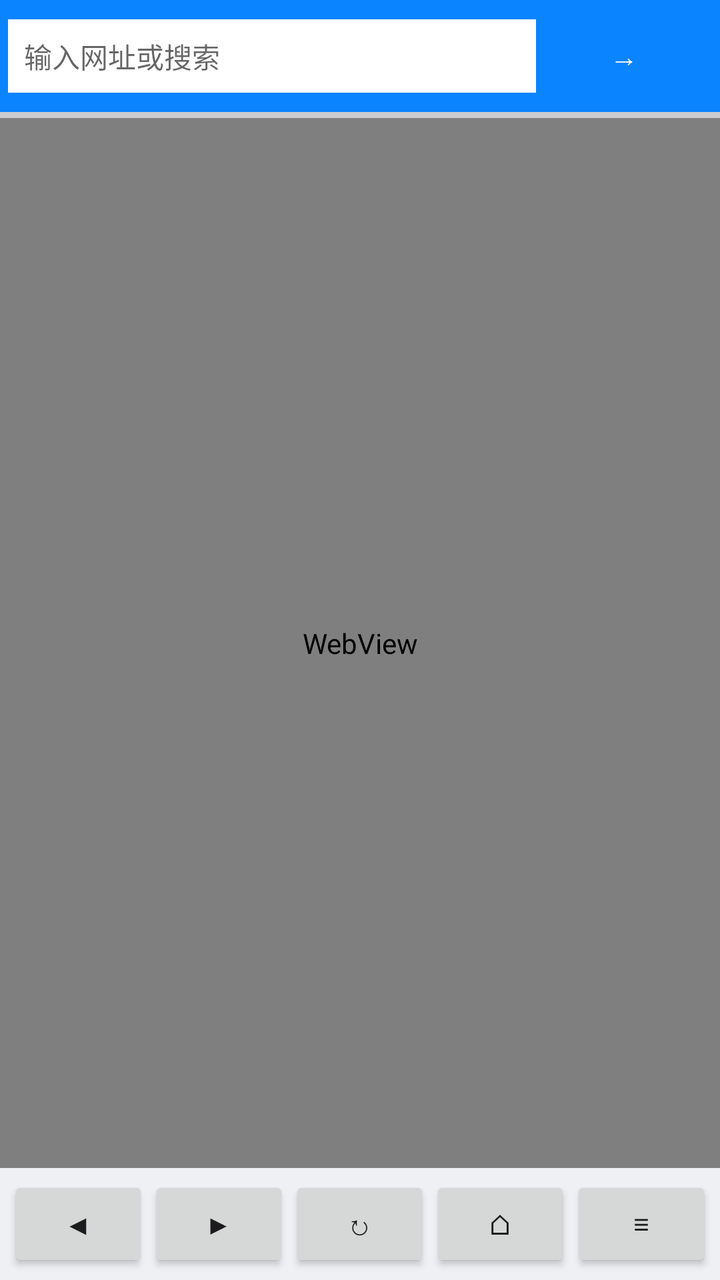
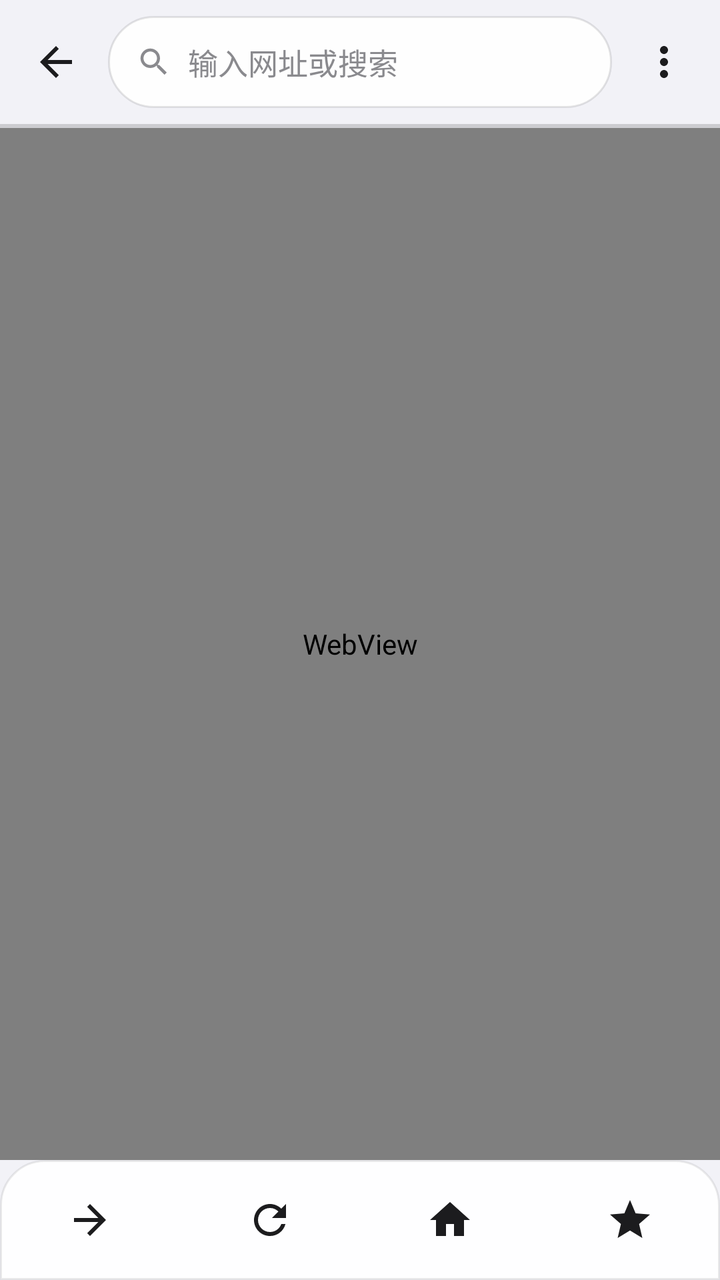

Two renders of the same Android screen: before a commit and after it. Below are the layout's source before the change and the commit's diff.
<!-- AndroidManifest.xml: application theme AppTheme -->
<!-- res/layout/activity_main.xml -->
<?xml version="1.0" encoding="utf-8"?>
<LinearLayout xmlns:android="http://schemas.android.com/apk/res/android"
    android:layout_width="match_parent"
    android:layout_height="match_parent"
    android:orientation="vertical">

    <LinearLayout
        android:layout_width="match_parent"
        android:layout_height="wrap_content"
        android:orientation="horizontal"
        android:background="@color/primary"
        android:padding="4dp">

        <EditText
            android:id="@+id/url_bar"
            android:layout_width="0dp"
            android:layout_height="wrap_content"
            android:layout_weight="1"
            android:hint="@string/hint_url"
            android:inputType="textUri"
            android:imeOptions="actionGo"
            android:singleLine="true"
            android:background="@color/white"
            android:padding="8dp"
            android:textSize="14sp" />

        <Button
            android:id="@+id/btn_go"
            android:layout_width="wrap_content"
            android:layout_height="wrap_content"
            android:text="→"
            android:textColor="@color/white"
            android:background="?android:attr/selectableItemBackground" />
    </LinearLayout>

    <ProgressBar
        android:id="@+id/progress"
        style="?android:attr/progressBarStyleHorizontal"
        android:layout_width="match_parent"
        android:layout_height="3dp"
        android:max="100" />

    <WebView
        android:id="@+id/webview"
        android:layout_width="match_parent"
        android:layout_height="0dp"
        android:layout_weight="1" />

    <LinearLayout
        android:layout_width="match_parent"
        android:layout_height="wrap_content"
        android:orientation="horizontal"
        android:background="@color/bg_dark"
        android:padding="4dp">

        <Button
            android:id="@+id/btn_back"
            android:layout_width="0dp"
            android:layout_height="wrap_content"
            android:layout_weight="1"
            android:text="◀" />

        <Button
            android:id="@+id/btn_forward"
            android:layout_width="0dp"
            android:layout_height="wrap_content"
            android:layout_weight="1"
            android:text="▶" />

        <Button
            android:id="@+id/btn_refresh"
            android:layout_width="0dp"
            android:layout_height="wrap_content"
            android:layout_weight="1"
            android:text="↻" />

        <Button
            android:id="@+id/btn_home"
            android:layout_width="0dp"
            android:layout_height="wrap_content"
            android:layout_weight="1"
            android:text="⌂" />

        <Button
            android:id="@+id/btn_menu"
            android:layout_width="0dp"
            android:layout_height="wrap_content"
            android:layout_weight="1"
            android:text="≡" />
    </LinearLayout>
</LinearLayout>
<!-- resources referenced by this layout -->
<resources>
  <color name="bg_dark">#EEF0F4</color>
  <color name="white">#FFFFFF</color>
  <!-- unchanged entries left out for length: 6 -->
</resources>

<!-- the commit's change to res/layout/activity_main.xml (unified diff, before → after) -->
@@ -1,44 +1,77 @@
 <?xml version="1.0" encoding="utf-8"?>
 <LinearLayout xmlns:android="http://schemas.android.com/apk/res/android"
+    android:id="@+id/root"
     android:layout_width="match_parent"
     android:layout_height="match_parent"
-    android:orientation="vertical">
+    android:orientation="vertical"
+    android:background="@color/bg">
 
     <LinearLayout
+        android:id="@+id/address_bar"
         android:layout_width="match_parent"
         android:layout_height="wrap_content"
         android:orientation="horizontal"
-        android:background="@color/primary"
-        android:padding="4dp">
+        android:gravity="center_vertical"
+        android:paddingStart="6dp"
+        android:paddingEnd="6dp"
+        android:paddingTop="8dp"
+        android:paddingBottom="8dp">
 
-        <EditText
-            android:id="@+id/url_bar"
+        <ImageButton
+            android:id="@+id/btn_back"
+            style="@style/GlassIconButton"
+            android:src="@drawable/ic_back"
+            android:contentDescription="@string/back" />
+
+        <LinearLayout
             android:layout_width="0dp"
-            android:layout_height="wrap_content"
+            android:layout_height="46dp"
             android:layout_weight="1"
-            android:hint="@string/hint_url"
-            android:inputType="textUri"
-            android:imeOptions="actionGo"
-            android:singleLine="true"
-            android:background="@color/white"
-            android:padding="8dp"
-            android:textSize="14sp" />
+            android:layout_marginStart="4dp"
+            android:layout_marginEnd="4dp"
+            android:gravity="center_vertical"
+            android:background="@drawable/bg_url_bar"
+            android:paddingStart="14dp"
+            android:paddingEnd="14dp">
 
-        <Button
-            android:id="@+id/btn_go"
-            android:layout_width="wrap_content"
-            android:layout_height="wrap_content"
-            android:text="→"
-            android:textColor="@color/white"
-            android:background="?android:attr/selectableItemBackground" />
+            <ImageView
+                android:layout_width="18dp"
+                android:layout_height="18dp"
+                android:src="@drawable/ic_search"
+                android:tint="@color/text_secondary"
+                android:contentDescription="@null" />
+
+            <EditText
+                android:id="@+id/url_bar"
+                android:layout_width="0dp"
+                android:layout_height="match_parent"
+                android:layout_weight="1"
+                android:layout_marginStart="8dp"
+                android:hint="@string/hint_url"
+                android:textSize="15sp"
+                android:textColor="@color/text"
+                android:textColorHint="@color/text_secondary"
+                android:background="@null"
+                android:singleLine="true"
+                android:imeOptions="actionGo"
+                android:inputType="textUri"
+                android:importantForAutofill="no" />
+        </LinearLayout>
+
+        <ImageButton
+            android:id="@+id/btn_menu"
+            style="@style/GlassIconButton"
+            android:src="@drawable/ic_more"
+            android:contentDescription="@string/settings" />
     </LinearLayout>
 
     <ProgressBar
         android:id="@+id/progress"
         style="?android:attr/progressBarStyleHorizontal"
         android:layout_width="match_parent"
-        android:layout_height="3dp"
-        android:max="100" />
+        android:layout_height="2dp"
+        android:max="100"
+        android:progressTint="@color/primary" />
 
     <WebView
         android:id="@+id/webview"
@@ -47,45 +80,45 @@
         android:layout_weight="1" />
 
     <LinearLayout
+        android:id="@+id/toolbar"
         android:layout_width="match_parent"
         android:layout_height="wrap_content"
         android:orientation="horizontal"
-        android:background="@color/bg_dark"
-        android:padding="4dp">
+        android:gravity="center_vertical"
+        android:background="@drawable/bg_bottom_bar"
+        android:paddingTop="8dp"
+        android:paddingBottom="8dp">
 
-        <Button
-            android:id="@+id/btn_back"
+        <ImageButton
+            android:id="@+id/btn_forward"
+            style="@style/GlassIconButton"
             android:layout_width="0dp"
-            android:layout_height="wrap_content"
             android:layout_weight="1"
-            android:text="◀" />
+            android:src="@drawable/ic_forward"
+            android:contentDescription="@string/forward" />
 
-        <Button
-            android:id="@+id/btn_forward"
+        <ImageButton
+            android:id="@+id/btn_refresh"
+            style="@style/GlassIconButton"
             android:layout_width="0dp"
-            android:layout_height="wrap_content"
             android:layout_weight="1"
-            android:text="▶" />
+            android:src="@drawable/ic_refresh"
+            android:contentDescription="@string/refresh" />
 
-        <Button
-            android:id="@+id/btn_refresh"
+        <ImageButton
+            android:id="@+id/btn_home"
+            style="@style/GlassIconButton"
             android:layout_width="0dp"
-            android:layout_height="wrap_content"
             android:layout_weight="1"
-            android:text="↻" />
+            android:src="@drawable/ic_home"
+            android:contentDescription="@string/home" />
 
-        <Button
-            android:id="@+id/btn_home"
+        <ImageButton
+            android:id="@+id/btn_star"
+            style="@style/GlassIconButton"
             android:layout_width="0dp"
-            android:layout_height="wrap_content"
             android:layout_weight="1"
-            android:text="⌂" />
-
-        <Button
-            android:id="@+id/btn_menu"
-            android:layout_width="0dp"
-            android:layout_height="wrap_content"
-            android:layout_weight="1"
-            android:text="≡" />
+            android:src="@drawable/ic_star"
+            android:contentDescription="@string/add_bookmark" />
     </LinearLayout>
 </LinearLayout>
<!-- resource entries referenced after the edit -->
@@ -1,7 +1,111 @@
 <!-- resources referenced by this layout -->
 <resources>
-  <color name="bg_dark">#EEF0F4</color>
-  <color name="white">#FFFFFF</color>
+  <color name="text_secondary">#8A8A8E</color>
+  <!-- drawable bg_bottom_bar (drawable) -->
+  <?xml version="1.0" encoding="utf-8"?>
+  <shape xmlns:android="http://schemas.android.com/apk/res/android"
+      android:shape="rectangle">
+      <solid android:color="#F2FFFFFF" />
+      <corners
+          android:topLeftRadius="22dp"
+          android:topRightRadius="22dp" />
+      <stroke
+          android:width="1dp"
+          android:color="#14000000" />
+  </shape>
+  <!-- drawable bg_url_bar (drawable) -->
+  <?xml version="1.0" encoding="utf-8"?>
+  <shape xmlns:android="http://schemas.android.com/apk/res/android"
+      android:shape="rectangle">
+      <solid android:color="#E6FFFFFF" />
+      <corners android:radius="24dp" />
+      <stroke
+          android:width="1dp"
+          android:color="#1A000000" />
+  </shape>
+  <!-- drawable ic_back (drawable) -->
+  <vector xmlns:android="http://schemas.android.com/apk/res/android"
+      android:width="24dp"
+      android:height="24dp"
+      android:viewportWidth="24"
+      android:viewportHeight="24">
+      <path
+          android:fillColor="#FF000000"
+          android:pathData="M20,11H7.83l5.59,-5.59L12,4l-8,8 8,8 1.41,-1.41L7.83,13H20v-2z" />
+  </vector>
+  <!-- drawable ic_forward (drawable) -->
+  <vector xmlns:android="http://schemas.android.com/apk/res/android"
+      android:width="24dp"
+      android:height="24dp"
+      android:viewportWidth="24"
+      android:viewportHeight="24">
+      <path
+          android:fillColor="#FF000000"
+          android:pathData="M12,4l-1.41,1.41L16.17,11H4v2h12.17l-5.58,5.59L12,20l8,-8z" />
+  </vector>
+  <!-- drawable ic_home (drawable) -->
+  <vector xmlns:android="http://schemas.android.com/apk/res/android"
+      android:width="24dp"
+      android:height="24dp"
+      android:viewportWidth="24"
+      android:viewportHeight="24">
+      <path
+          android:fillColor="#FF000000"
+          android:pathData="M10,20v-6h4v6h5v-8h3L12,3 2,12h3v8z" />
+  </vector>
+  <!-- drawable ic_more (drawable) -->
+  <vector xmlns:android="http://schemas.android.com/apk/res/android"
+      android:width="24dp"
+      android:height="24dp"
+      android:viewportWidth="24"
+      android:viewportHeight="24">
+      <path
+          android:fillColor="#FF000000"
+          android:pathData="M12,8c1.1,0 2,-0.9 2,-2s-0.9,-2 -2,-2 -2,0.9 -2,2 0.9,2 2,2zM12,10c-1.1,0 -2,0.9 -2,2s0.9,2 2,2 2,-0.9 2,-2 -0.9,-2 -2,-2zM12,16c-1.1,0 -2,0.9 -2,2s0.9,2 2,2 2,-0.9 2,-2 -0.9,-2 -2,-2z" />
+  </vector>
+  <!-- drawable ic_refresh (drawable) -->
+  <vector xmlns:android="http://schemas.android.com/apk/res/android"
+      android:width="24dp"
+      android:height="24dp"
+      android:viewportWidth="24"
+      android:viewportHeight="24">
+      <path
+          android:fillColor="#FF000000"
+          android:pathData="M17.65,6.35C16.2,4.9 14.21,4 12,4c-4.42,0 -7.99,3.58 -8,8s3.57,8 8,8c3.73,0 6.84,-2.55 7.73,-6h-2.08c-0.82,2.33 -3.04,4 -5.65,4 -3.31,0 -6,-2.69 -6,-6s2.69,-6 6,-6c1.66,0 3.14,0.69 4.22,1.78L13,11h7V4l-2.35,2.35z" />
+  </vector>
+  <!-- drawable ic_search (drawable) -->
+  <vector xmlns:android="http://schemas.android.com/apk/res/android"
+      android:width="24dp"
+      android:height="24dp"
+      android:viewportWidth="24"
+      android:viewportHeight="24">
+      <path
+          android:fillColor="#FF000000"
+          android:pathData="M15.5,14h-0.79l-0.28,-0.27C15.41,12.59 16,11.11 16,9.5 16,5.91 13.09,3 9.5,3S3,5.91 3,9.5 5.91,16 9.5,16c1.61,0 3.09,-0.59 4.23,-1.57l0.27,0.28v0.79l5,4.99L20.49,19l-4.99,-5zM9.5,14C7.01,14 5,11.99 5,9.5S7.01,5 9.5,5 14,7.01 14,9.5 11.99,14 9.5,14z" />
+  </vector>
+  <!-- drawable ic_star (drawable) -->
+  <vector xmlns:android="http://schemas.android.com/apk/res/android"
+      android:width="24dp"
+      android:height="24dp"
+      android:viewportWidth="24"
+      android:viewportHeight="24">
+      <path
+          android:fillColor="#FF000000"
+          android:pathData="M12,17.27L18.18,21l-1.64,-7.03L22,9.24l-7.19,-0.61L12,2 9.19,8.63 2,9.24l5.46,4.73L5.82,21z" />
+  </vector>
+  <string name="add_bookmark">添加书签</string>
+  <string name="back">后退</string>
+  <string name="forward">前进</string>
+  <string name="home">主页</string>
+  <string name="refresh">刷新</string>
+  <string name="settings">设置</string>
+  <style name="GlassIconButton" parent="android:Widget.Material.ImageButton">
+          <item name="android:layout_width">44dp</item>
+          <item name="android:layout_height">44dp</item>
+          <item name="android:background">?android:attr/selectableItemBackgroundBorderless</item>
+          <item name="android:scaleType">centerInside</item>
+          <item name="android:tint">@color/text</item>
+      </style>
   <!-- unchanged entries left out for length: 6 -->
 </resources>
 
